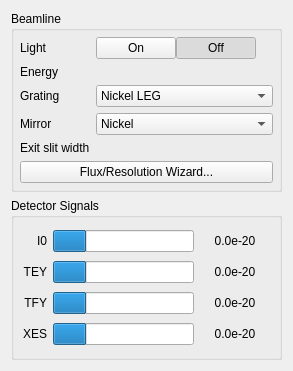
Before: the Qt Designer form source/ui/REIXS/REIXSSidebar.ui in acquaman/acquaman, drawn with Qt 5.
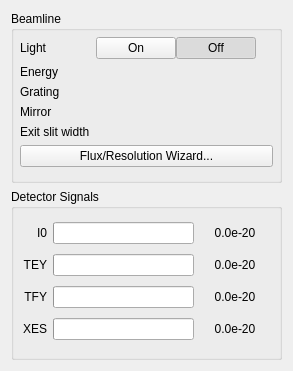
After: the same form once the commit is applied. Icons and pictures are not drawn.

Commit message: Adds an AMBasicEnumControlEditor as another option for editing AMControls that have enum values. Uses a QToolButton and a menu instead of a QComboBox so we can display the current feedback value even if it's not in the set of enum choices. [For ex: the REIXS grating selector control can have a feedback of "NOT IN POSITION" even though that entry is not part of the enum choices for the setpoint PV.]   REIXS: Updates the sidebar to test this out on the mono grating and mirror selectors.

Diff of the .ui file:
```diff
--- a/source/ui/REIXS/REIXSSidebar.ui
+++ b/source/ui/REIXS/REIXSSidebar.ui
@@ -140,25 +140,6 @@
         </property>
        </widget>
       </item>
-      <item row="2" column="1">
-       <widget class="QComboBox" name="gratingComboBox">
-        <item>
-         <property name="text">
-          <string>Nickel LEG</string>
-         </property>
-        </item>
-        <item>
-         <property name="text">
-          <string>Gold LEG</string>
-         </property>
-        </item>
-        <item>
-         <property name="text">
-          <string>Gold HEG</string>
-         </property>
-        </item>
-       </widget>
-      </item>
       <item row="3" column="0">
        <widget class="QLabel" name="label_5">
         <property name="text">
@@ -166,30 +147,6 @@
         </property>
        </widget>
       </item>
-      <item row="3" column="1">
-       <widget class="QComboBox" name="mirrorComboBox">
-        <item>
-         <property name="text">
-          <string>Nickel</string>
-         </property>
-        </item>
-        <item>
-         <property name="text">
-          <string>Carbon</string>
-         </property>
-        </item>
-        <item>
-         <property name="text">
-          <string>Silicon</string>
-         </property>
-        </item>
-        <item>
-         <property name="text">
-          <string>Gold</string>
-         </property>
-        </item>
-       </widget>
-      </item>
       <item row="4" column="0">
        <widget class="QLabel" name="label_6">
         <property name="text">
@@ -225,8 +182,11 @@
       </item>
       <item row="0" column="1">
        <widget class="QProgressBar" name="signalI0Bar">
+        <property name="maximum">
+         <number>600</number>
+        </property>
         <property name="value">
-         <number>24</number>
+         <number>0</number>
         </property>
         <property name="format">
          <string/>
@@ -267,8 +227,11 @@
       </item>
       <item row="1" column="1">
        <widget class="QProgressBar" name="signalTEYBar">
+        <property name="maximum">
+         <number>600</number>
+        </property>
         <property name="value">
-         <number>24</number>
+         <number>0</number>
         </property>
         <property name="format">
          <string/>
@@ -309,8 +272,11 @@
       </item>
       <item row="2" column="1">
        <widget class="QProgressBar" name="signalTFYBar">
+        <property name="maximum">
+         <number>600</number>
+        </property>
         <property name="value">
-         <number>24</number>
+         <number>0</number>
         </property>
         <property name="format">
          <string/>
@@ -351,8 +317,11 @@
       </item>
       <item row="3" column="1">
        <widget class="QProgressBar" name="signalXESBar">
+        <property name="maximum">
+         <number>600</number>
+        </property>
         <property name="value">
-         <number>24</number>
+         <number>0</number>
         </property>
         <property name="format">
          <string/>
```
The commit also changes 9 other files.
